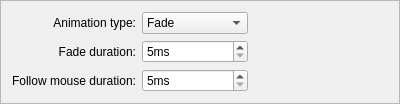
Qt form kstyle/config/ui/oxygenfollowmouseanimationconfigbox.ui (KDE/oxygen) before a commit.
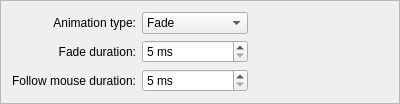
The same form after that commit. Custom widgets are drawn as their Qt base class.

Commit message: Add space in front of spinbox suffix "ms"

Diff of the .ui file:
```diff
--- a/kstyle/config/ui/oxygenfollowmouseanimationconfigbox.ui
+++ b/kstyle/config/ui/oxygenfollowmouseanimationconfigbox.ui
@@ -95,7 +95,7 @@
    <item row="1" column="1">
     <widget class="QSpinBox" name="durationSpinBox">
      <property name="suffix">
-      <string>ms</string>
+      <string> ms</string>
      </property>
      <property name="minimum">
       <number>5</number>
@@ -111,7 +111,7 @@
    <item row="2" column="1">
     <widget class="QSpinBox" name="followMouseDurationSpinBox">
      <property name="suffix">
-      <string>ms</string>
+      <string> ms</string>
      </property>
      <property name="minimum">
       <number>5</number>
```
The commit also changes 1 other file.
